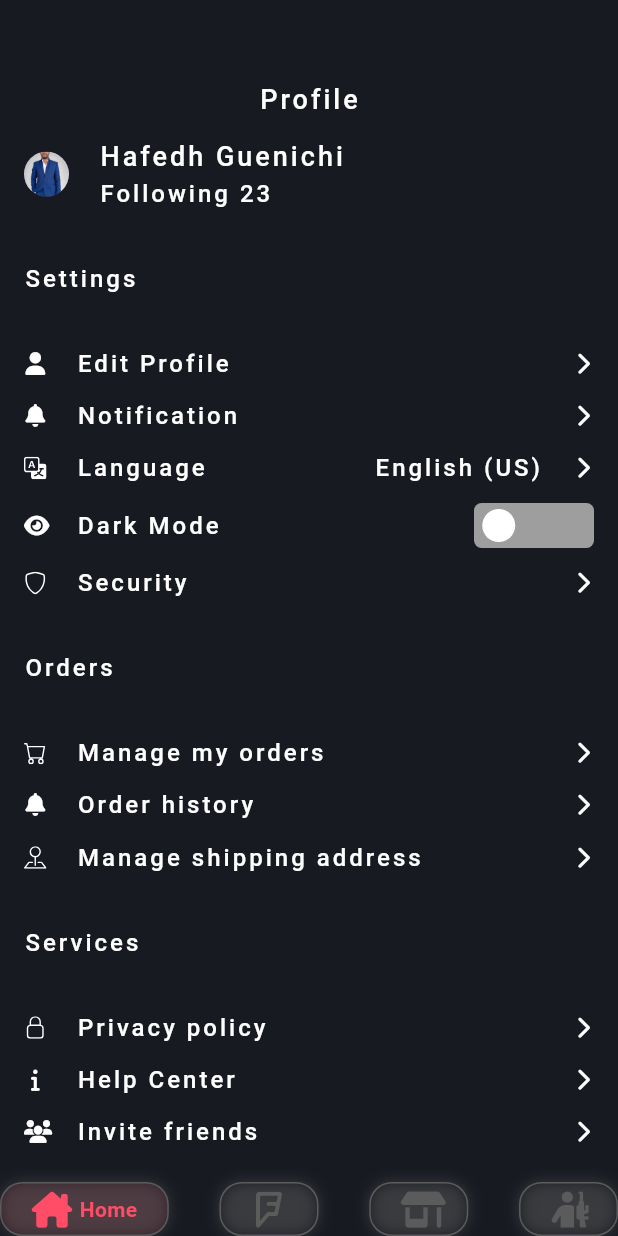
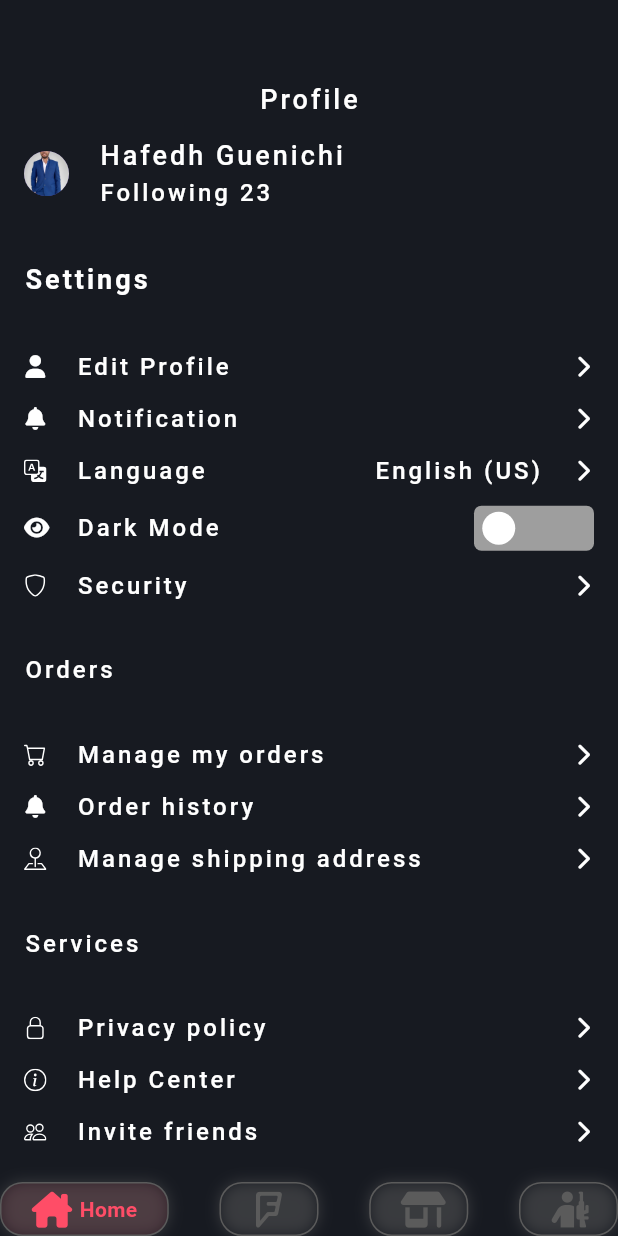
Before and after one commit to hafedh049/luxy, a Flutter app: the Home screen opened directly, on a phone screen of 412 x 824 dp. Run offline on Flutter 3.47's test engine with Material 3 defaults, Android fonts, the phone set to English and light mode, and no system bars; drawn by our look-alikes of flutter_switch, google_nav_bar; our stand-ins replace flutter_animate, fluttertoast, hive, icons_plus, lottie, smooth_page_indicator; accounts and stored records are empty.

Commit message:
ModifiedM lib/views/profile.dart

```diff
--- a/lib/views/profile.dart
+++ b/lib/views/profile.dart
@@ -37,7 +37,7 @@ class _ProfileState extends State<Profile> {
           ),
         ),
         const SizedBox(height: 10),
-        const Text("Settings", style: TextStyle(color: white, fontSize: 16, letterSpacing: 2, fontWeight: FontWeight.w500)),
+        const Text("Settings", style: TextStyle(color: white, fontSize: 18, letterSpacing: 2, fontWeight: FontWeight.bold)),
         const SizedBox(height: 10),
         GestureDetector(
           onTap: () {},
@@ -179,7 +179,7 @@ class _ProfileState extends State<Profile> {
           onTap: () {},
           child: const Row(
             children: <Widget>[
-              Icon(FontAwesome.info_solid, size: 15, color: white),
+              Icon(Bootstrap.info_circle, size: 15, color: white),
               SizedBox(width: 20),
               Text("Help Center", style: TextStyle(color: white, fontSize: 16, letterSpacing: 2, fontWeight: FontWeight.w500)),
               Spacer(),
@@ -191,7 +191,7 @@ class _ProfileState extends State<Profile> {
           onTap: () {},
           child: const Row(
             children: <Widget>[
-              Icon(FontAwesome.users_solid, size: 15, color: white),
+              Icon(Bootstrap.people, size: 15, color: white),
               SizedBox(width: 20),
               Text("Invite friends", style: TextStyle(color: white, fontSize: 16, letterSpacing: 2, fontWeight: FontWeight.w500)),
               Spacer(),
```
